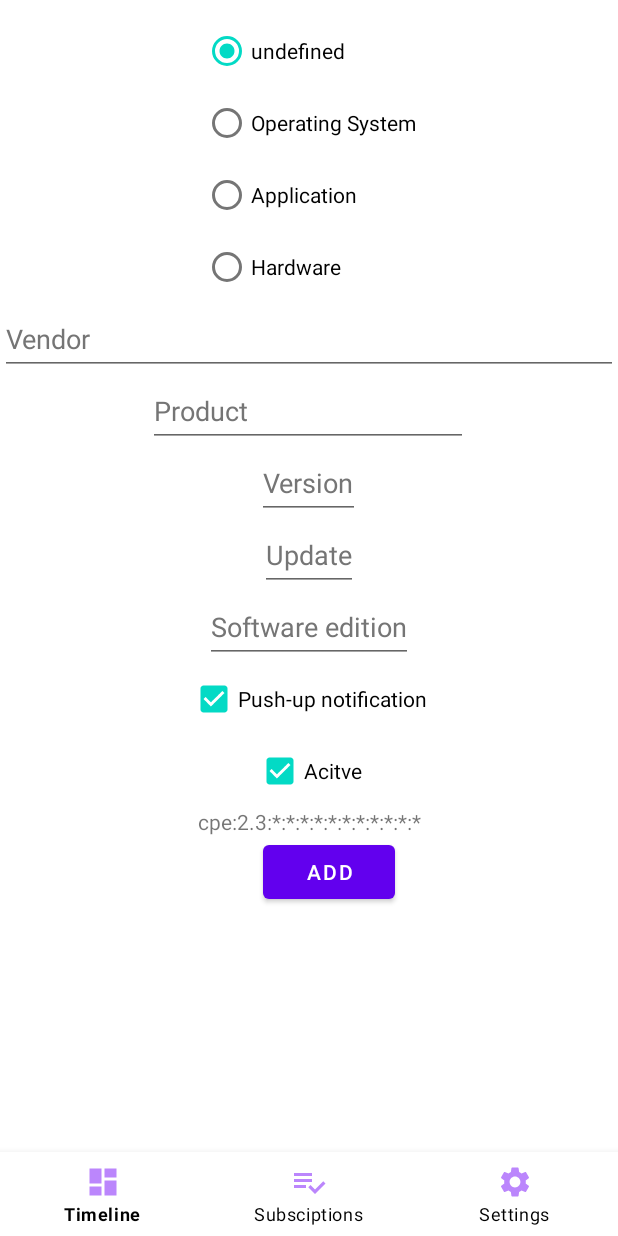
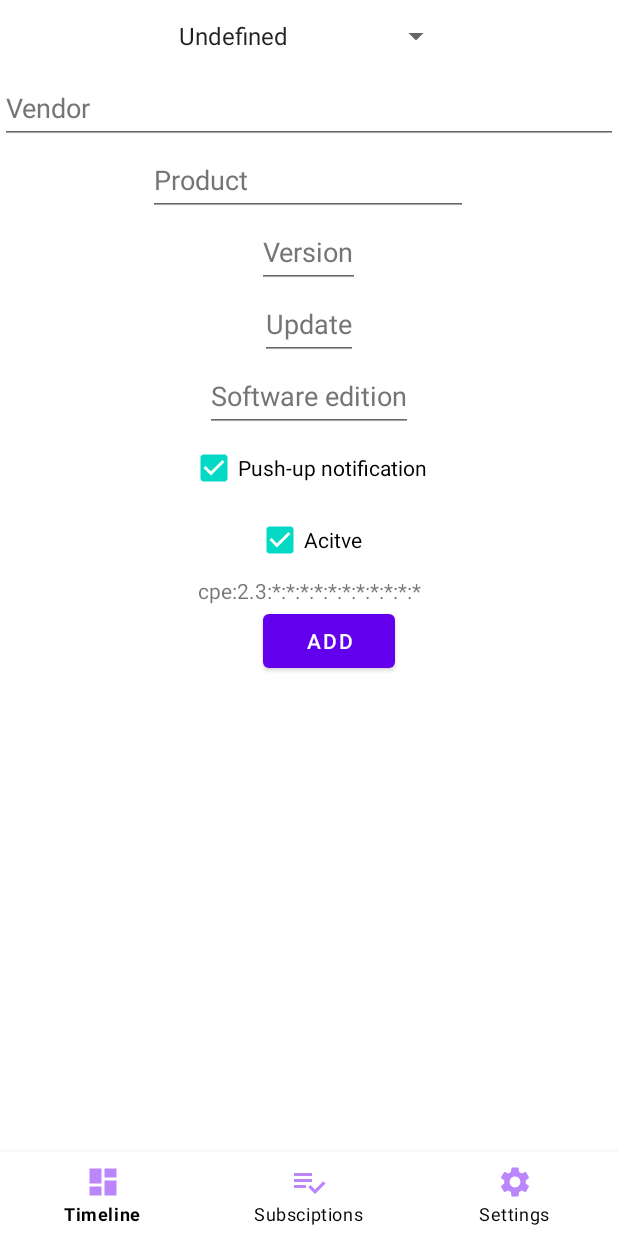
Before and after one commit to DustinOnGithub/CveAlertApp, an Android app: the AddOrEditSubscriptionFragment screen opened through its navigation route, on a phone screen of 412 x 824 dp. Run offline under Robolectric (Android 15) with nearby library versions, the phone set to English and light mode, and no system bars; our stand-ins replace Room's generated code, data binding, navigation-ui; network calls fail; 1 statement that could not run was skipped.

Commit message:
AddOrEditSubscriptionFragment.kt: changed radio-button-group to spinner for part selection

```diff
--- a/app/src/main/java/com/example/cvealert/fragment/subscription/AddOrEditSubscriptionFragment.kt
+++ b/app/src/main/java/com/example/cvealert/fragment/subscription/AddOrEditSubscriptionFragment.kt
@@ -23,7 +23,6 @@ class AddOrEditSubscriptionFragment : Fragment() {
     private val args by navArgs<AddOrEditSubscriptionFragmentArgs>()
 
     private lateinit var myViewModel: MyViewModel
-    private lateinit var cpePartRG: RadioGroup
     private lateinit var cpeVendorET: EditText
     private lateinit var cpeProductET: EditText
     private lateinit var cpeUpdateET: EditText
@@ -33,6 +32,7 @@ class AddOrEditSubscriptionFragment : Fragment() {
     private lateinit var isActiveCB: CheckBox
     private lateinit var cpeStringTV: TextView
     private lateinit var saveSubscriptionBtn: Button
+    private lateinit var cpePartSpinner: Spinner
 
     override fun onCreateView(
         inflater: LayoutInflater, container: ViewGroup?,
@@ -50,7 +50,6 @@ class AddOrEditSubscriptionFragment : Fragment() {
         saveSubscriptionBtn = view.findViewById(R.id.saveSubscriptionBtn)
         myViewModel = ViewModelProvider(this).get(MyViewModel::class.java)
 
-        cpePartRG = view.findViewById(R.id.HardOrSoftwareRG)
         cpeVendorET = view.findViewById(R.id.vendorET)
         cpeProductET = view.findViewById(R.id.productET)
         cpeUpdateET = view.findViewById(R.id.updateET)
@@ -59,6 +58,7 @@ class AddOrEditSubscriptionFragment : Fragment() {
         pushUpNotificationCB = view.findViewById(R.id.pushUpCB)
         isActiveCB = view.findViewById(R.id.isActiveCB)
         cpeStringTV = view.findViewById(R.id.cpeStringTV)
+        cpePartSpinner = view.findViewById(R.id.partSpinner)
     }
 
     /**
@@ -66,7 +66,12 @@ class AddOrEditSubscriptionFragment : Fragment() {
      */
     private fun ini() {
 
+        val spinnerOptions = resources.getStringArray(R.array.partOptions)
         clearInputs()
+        val spinnerAdapter =
+            ArrayAdapter(requireContext(), android.R.layout.simple_spinner_item, spinnerOptions)
+
+        cpePartSpinner.adapter = spinnerAdapter
 
         if (isEditSubscription()) {
             cpeVendorET.setText(args.selectedSubscription!!.vendor)
@@ -78,14 +83,15 @@ class AddOrEditSubscriptionFragment : Fragment() {
             pushUpNotificationCB.isChecked = args.selectedSubscription!!.pushUpNotification
             isActiveCB.isChecked = args.selectedSubscription!!.isActive
 
-            cpePartRG.check(
+            cpePartSpinner.setSelection(
                 when (args.selectedSubscription!!.part) {
-                    Part.HARDWARE -> R.id.HardwareRB
-                    Part.APPLICATIONS -> R.id.ApplicationRB
-                    Part.UNDEFINED -> R.id.ApplicationRB
-                    else -> R.id.OsRB
+                    Part.HARDWARE -> spinnerAdapter.getPosition(resources.getString(R.string.hardware))
+                    Part.APPLICATIONS -> spinnerAdapter.getPosition(resources.getString(R.string.application))
+                    Part.UNDEFINED -> spinnerAdapter.getPosition(resources.getString(R.string.undefined))
+                    else -> spinnerAdapter.getPosition(resources.getString(R.string.operatingSystem))
                 }
             )
+
             saveSubscriptionBtn.text = resources.getString(R.string.save)
         } else {
             saveSubscriptionBtn.text = resources.getString(R.string.add)
@@ -101,7 +107,20 @@ class AddOrEditSubscriptionFragment : Fragment() {
 
     private fun bindListener() {
 
-        cpePartRG.setOnCheckedChangeListener { _, _ -> updateCpeTV() }
+        cpePartSpinner.onItemSelectedListener = object : AdapterView.OnItemSelectedListener {
+            override fun onNothingSelected(parent: AdapterView<*>?) {
+                updateCpeTV()
+            }
+
+            override fun onItemSelected(
+                parent: AdapterView<*>?,
+                view: View?,
+                position: Int,
+                id: Long
+            ) {
+                updateCpeTV()
+            }
+        }
         isActiveCB.setOnCheckedChangeListener { _, _ -> updateCpeTV() }
         pushUpNotificationCB.setOnCheckedChangeListener { _, _ -> updateCpeTV() }
         cpeVendorET.afterTextChanged { updateCpeTV() }
@@ -162,16 +181,23 @@ class AddOrEditSubscriptionFragment : Fragment() {
     }
 
     private fun getSelectedPart(): Part {
-        return when (cpePartRG.checkedRadioButtonId) {
-            R.id.partUndefinedRB -> Part.UNDEFINED
-            R.id.ApplicationRB -> Part.APPLICATIONS
-            R.id.HardwareRB -> Part.HARDWARE
+
+        val spinnerAdapter = ArrayAdapter(
+            requireContext(),
+            android.R.layout.simple_spinner_item,
+            resources.getStringArray(R.array.partOptions)
+        )
+
+        return when (cpePartSpinner.selectedItemId.toInt()) {
+            spinnerAdapter.getPosition(resources.getString(R.string.hardware)) -> Part.HARDWARE
+            spinnerAdapter.getPosition(resources.getString(R.string.application)) -> Part.APPLICATIONS
+            spinnerAdapter.getPosition(resources.getString(R.string.undefined)) -> Part.UNDEFINED
             else -> Part.OPERATING_SYSTEM
         }
     }
 
     private fun clearInputs() {
-        cpePartRG.check(R.id.partUndefinedRB)
+        cpePartSpinner.setSelection(0)
         cpeVendorET.text.clear()
         cpeProductET.text.clear()
         cpeUpdateET.text.clear()
--- a/app/src/main/res/layout/fragment_add_or_edit_subscription.xml
+++ b/app/src/main/res/layout/fragment_add_or_edit_subscription.xml
@@ -9,49 +9,21 @@
 
     <!--    TODO: add back button-->
 
-    <RadioGroup
-        android:id="@+id/HardOrSoftwareRG"
+    <android.widget.Spinner
+        android:id="@+id/partSpinner"
         android:layout_width="wrap_content"
         android:layout_height="wrap_content"
-        android:layout_marginTop="10dp"
-        android:checkedButton="@id/ApplicationRB"
+        android:minHeight="48dp"
         app:layout_constraintEnd_toEndOf="parent"
         app:layout_constraintStart_toStartOf="parent"
-        app:layout_constraintTop_toTopOf="@+id/addSubscriptionLayout">
+        app:layout_constraintTop_toTopOf="parent">
 
-        <RadioButton
-            android:id="@+id/partUndefinedRB"
-            android:layout_width="match_parent"
-            android:layout_height="wrap_content"
-            android:text="undefined" />
-
-        <RadioButton
-            android:id="@+id/OsRB"
-            android:layout_width="match_parent"
-            android:layout_height="wrap_content"
-            android:text="Operating System" />
-
-        <RadioButton
-            android:id="@+id/ApplicationRB"
-            android:layout_width="match_parent"
-            android:layout_height="wrap_content"
-            android:minHeight="48dp"
-            android:text="Application" />
-
-        <RadioButton
-            android:id="@+id/HardwareRB"
-            android:layout_width="match_parent"
-            android:layout_height="wrap_content"
-            android:text="Hardware" />
-    </RadioGroup>
+    </android.widget.Spinner>
 
     <EditText
         android:id="@+id/vendorET"
         android:layout_width="0dp"
         android:layout_height="wrap_content"
-        android:layout_marginStart="0dp"
-        android:layout_marginTop="0dp"
-        android:layout_marginEnd="0dp"
         android:ems="10"
         android:hint="Vendor"
         android:inputType="textPersonName"
@@ -59,7 +31,7 @@
         android:textColorHint="#757575"
         app:layout_constraintEnd_toEndOf="parent"
         app:layout_constraintStart_toStartOf="parent"
-        app:layout_constraintTop_toBottomOf="@+id/HardOrSoftwareRG" />
+        app:layout_constraintTop_toBottomOf="@+id/partSpinner" />
 
     <EditText
         android:id="@+id/productET"
--- a/app/src/main/res/values/strings.xml
+++ b/app/src/main/res/values/strings.xml
@@ -10,4 +10,15 @@
     <string name="pushUpNotification">Push-up notification</string>
     <string name="add">Add</string>
     <string name="editSubscription">edit subscription</string>
+    <string name="undefined">Undefined</string>
+    <string name="operatingSystem">Operating System</string>
+    <string name="application">Application</string>
+    <string name="hardware">Hardware</string>
+
+    <string-array name="partOptions">
+        <item>@string/undefined</item>
+        <item>@string/operatingSystem</item>
+        <item>@string/application</item>
+        <item>@string/hardware</item>
+    </string-array>
 </resources>
```
